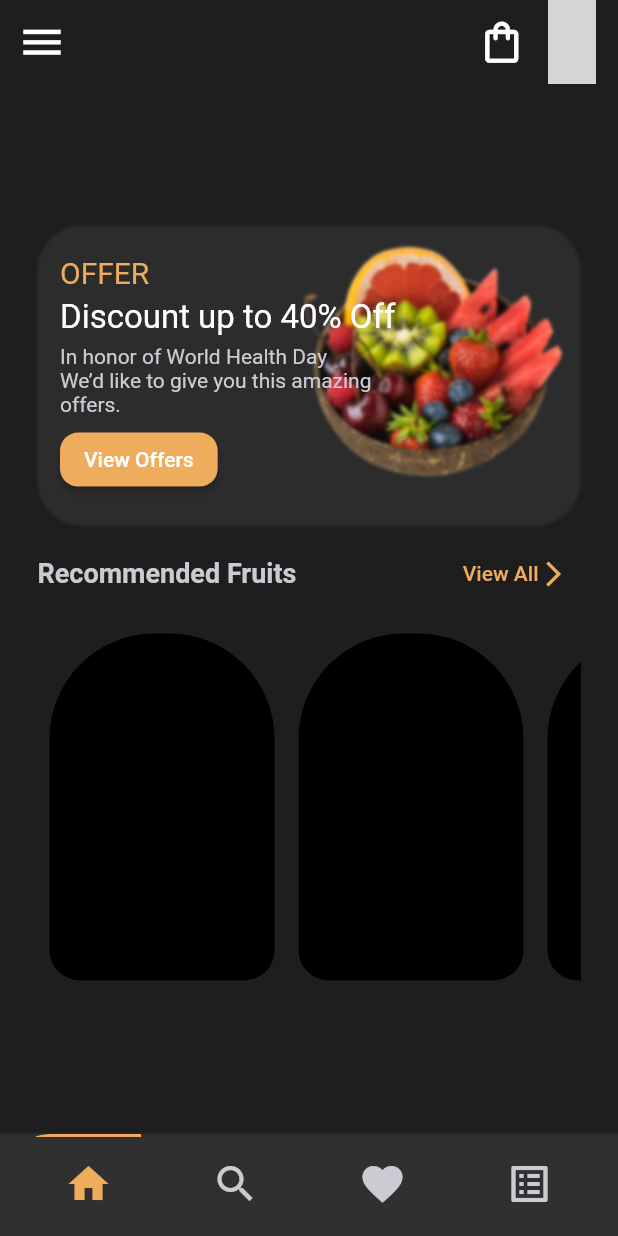
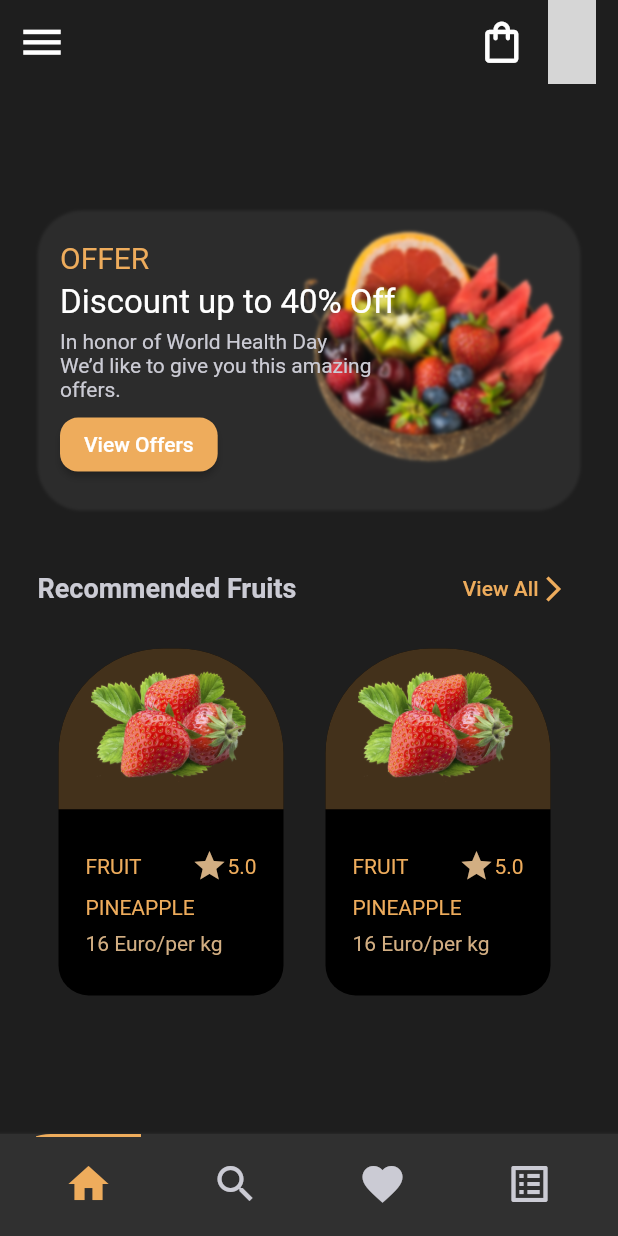
Before and after one commit to erdemsaray/online_greengrocer_app, a Flutter app: the screen it shows after launch, on a phone screen of 412 x 824 dp. Run offline on Flutter 3.47's test engine with Material 2 defaults, Android fonts, the phone set to English and light mode, and no system bars; network calls fail; grey boxes are pictures that could not be loaded.

Commit message:
home page fruit slider

```diff
--- a/lib/constants/project_variables.dart
+++ b/lib/constants/project_variables.dart
@@ -6,6 +6,8 @@ class ColorItems {
   static Color colorOrangeYellow = const Color.fromRGBO(238, 172, 92, 1);
   static Color colorTextGrey = const Color.fromRGBO(203, 203, 212, 1);
   static Color colorIconYellow = const Color.fromRGBO(210, 174, 130, 1);
+  static Color colorFruitBackground = const Color.fromRGBO(67, 49, 27, 1);
+  static Color colorFruitYellowText = const Color.fromRGBO(238, 172, 92, 1);
 }
 
 class SizeItems {
--- a/lib/views/homepage_view.dart
+++ b/lib/views/homepage_view.dart
@@ -21,6 +21,9 @@ class HomePageView extends StatelessWidget {
                 mainAxisAlignment: MainAxisAlignment.center,
                 children: [
                   const OfferWidget(),
+                  SizedBox(
+                    height: 20,
+                  ),
                   Padding(
                     padding: const EdgeInsets.symmetric(vertical: 8),
                     child: Row(
@@ -56,7 +59,7 @@ class HomePageView extends StatelessWidget {
                       itemCount: 5,
                       itemBuilder: (context, index) {
                         return Padding(
-                          padding: const EdgeInsets.all(8.0),
+                          padding: const EdgeInsets.symmetric(vertical: 8, horizontal: 14),
                           child: Container(
                             decoration: const BoxDecoration(
                                 color: Colors.black,
@@ -64,6 +67,51 @@ class HomePageView extends StatelessWidget {
                                     BorderRadius.vertical(top: Radius.circular(70), bottom: Radius.circular(20))),
                             height: heightSize * 0.2,
                             width: 150,
+                            child: Column(
+                              children: [
+                                Container(
+                                    height: heightSize * 0.13,
+                                    width: 200,
+                                    decoration: BoxDecoration(
+                                        color: ColorItems.colorFruitBackground,
+                                        borderRadius: const BorderRadius.vertical(
+                                          top: Radius.circular(70),
+                                        )),
+                                    child: Image.asset("assets/strawberry.png")),
+                                SizedBox(
+                                  height: heightSize * 0.15,
+                                  child: Padding(
+                                    padding: const EdgeInsets.all(18),
+                                    child: Column(
+                                      mainAxisAlignment: MainAxisAlignment.spaceEvenly,
+                                      crossAxisAlignment: CrossAxisAlignment.start,
+                                      children: [
+                                        Row(
+                                          children: [
+                                            Text(
+                                              "FRUIT",
+                                              style: TextStyle(color: ColorItems.colorFruitYellowText),
+                                            ),
+                                            Expanded(
+                                              child: SizedBox(
+                                                width: 100,
+                                              ),
+                                            ),
+                                            Icon(
+                                              Icons.star,
+                                              color: ColorItems.colorIconYellow,
+                                            ),
+                                            Text("5.0", style: TextStyle(color: ColorItems.colorFruitYellowText))
+                                          ],
+                                        ),
+                                        Text("PINEAPPLE", style: TextStyle(color: ColorItems.colorFruitYellowText)),
+                                        Text("16 Euro/per kg", style: TextStyle(color: ColorItems.colorIconYellow))
+                                      ],
+                                    ),
+                                  ),
+                                )
+                              ],
+                            ),
                           ),
                         );
                       },
```
Also changed, not shown: assets/strawberry.png (added).
